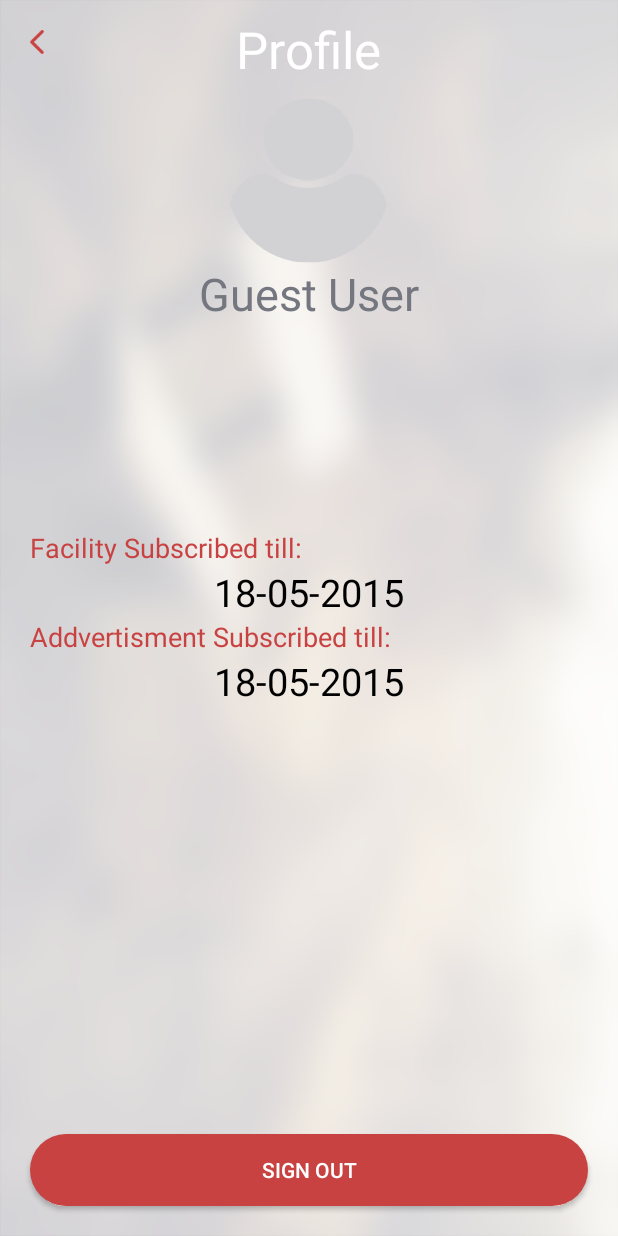
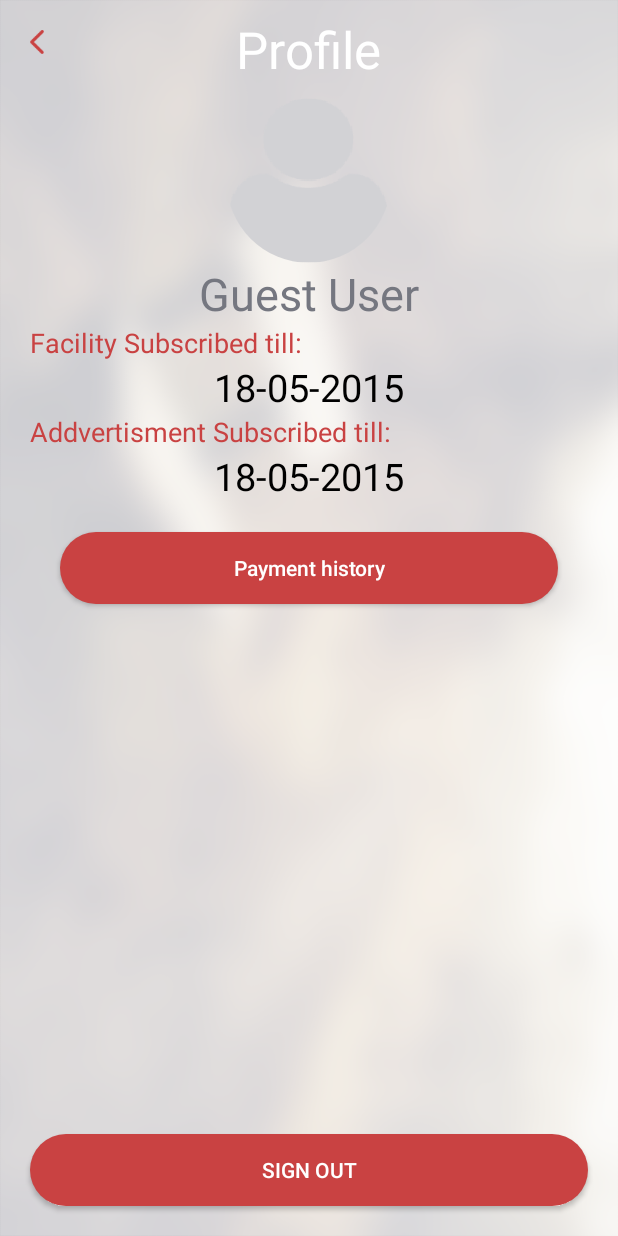
Before and after one commit to amansinghal/MusicWhistleListener, an Android app: the fragment Frag_After_Login shown on its own in the app's theme, on a phone screen of 412 x 824 dp. Run offline under Robolectric (Android 15) with nearby library versions, the phone set to English and light mode, and no system bars; our stand-ins replace Picasso; libraries missing offline, so code that uses them is left out: com.facebook, com.facebook.appevents, com.facebook.login; pictures from the network do not load; 7 statements that could not run were skipped.

Commit message:
pay his complete

```diff
--- a/app/src/main/java/com/music/aman/musicg/Activity_Paypal.java
+++ b/app/src/main/java/com/music/aman/musicg/Activity_Paypal.java
@@ -220,7 +220,7 @@ public class Activity_Paypal extends Activity {
 
         final APIInterface apiInterface = Utils.getAdapterWebService();
 
-        apiInterface.getUSerSubscriptionUpdate("updatefacilitySubcription", preferences.getString(MainActivity.USER_ID_KEY, ""), "15", new Callback<APIModel>() {
+        apiInterface.getUSerSubscriptionUpdate("updatefacilitySubcription", preferences.getString(MainActivity.USER_ID_KEY, ""), "15","Paypal", new Callback<APIModel>() {
             @Override
             public void success(APIModel apiModel, Response response) {
                 System.out.println(apiModel);
@@ -254,7 +254,7 @@ public class Activity_Paypal extends Activity {
 
         final APIInterface apiInterface = Utils.getAdapterWebService();
 
-        apiInterface.getUSerSubscriptionUpdate("addSubcription", preferences.getString(MainActivity.USER_ID_KEY, ""), "15", new Callback<APIModel>() {
+        apiInterface.getUSerSubscriptionUpdate("addSubcription", preferences.getString(MainActivity.USER_ID_KEY, ""), "15","Paypal", new Callback<APIModel>() {
             @Override
             public void success(APIModel apiModel, Response response) {
                 System.out.println(apiModel);
--- a/app/src/main/java/com/music/aman/musicg/Fragments/Frag_After_Login.java
+++ b/app/src/main/java/com/music/aman/musicg/Fragments/Frag_After_Login.java
@@ -35,7 +35,7 @@ public class Frag_After_Login extends Fragment implements View.OnClickListener {
     View view;
     CircularImageview profile_image;
     ProgressDialog dialog;
-    private Button logOutButton;
+    private Button logOutButton,paymentHistory;
     private CallbackManager callbackManager;
     User user;
     SharedPreferences sharedPreferences;
@@ -54,6 +54,13 @@ public class Frag_After_Login extends Fragment implements View.OnClickListener {
     }
 
     private void initUI() {
+        paymentHistory = (Button)view.findViewById(R.id.payment_history);
+        paymentHistory.setOnClickListener(new View.OnClickListener() {
+            @Override
+            public void onClick(View view) {
+                getFragmentManager().beginTransaction().add(R.id.container, new Frag_Payment_History()).addToBackStack(null).commit();
+            }
+        });
         tv_addvertisment = (TextView)view.findViewById(R.id.subscription_text);
         tv_facility = (TextView)view.findViewById(R.id.facility_text);
         tv_user_name = (TextView)view.findViewById(R.id.user_name);
--- a/app/src/main/java/com/music/aman/musicg/Models/APIInterface.java
+++ b/app/src/main/java/com/music/aman/musicg/Models/APIInterface.java
@@ -23,7 +23,7 @@ public  interface APIInterface {
 
     @FormUrlEncoded
     @POST("/index.php")
-    public void getUSerSubscriptionUpdate(@Field("tag")String tag,@Field("user_id")String user_id,@Field("price")String price,Callback<APIModel> apiModelCallback);
+    public void getUSerSubscriptionUpdate(@Field("tag")String tag,@Field("user_id")String user_id,@Field("price")String price,@Field("type")String type,Callback<APIModel> apiModelCallback);
 
     @Multipart
     @POST("/upload.php")
@@ -35,5 +35,9 @@ public  interface APIInterface {
 
     @FormUrlEncoded
     @POST("/index.php")
+    public void getPayments(@Field("tag")String tag,@Field("uid")String user_id,Callback<APIModel> apiModelCallback);
+
+    @FormUrlEncoded
+    @POST("/index.php")
     public void deleteAdds(@Field("tag")String tag,@Field("ad_id")String ad_id,Callback<APIModel> apiModelCallback);
 }
--- a/app/src/main/java/com/music/aman/musicg/Models/APIModel.java
+++ b/app/src/main/java/com/music/aman/musicg/Models/APIModel.java
@@ -24,8 +24,14 @@ public class APIModel
 
     private ArrayList<Addvertisment> addvertisment;
 
+    private ArrayList<Payments> payments;
+
     public String getReplyMsg() {
         return replyMsg;
+    }
+
+    public ArrayList<Payments> getPaymentses() {
+        return payments;
     }
 
     public ArrayList<Addvertisment> getAddvertisment() {
--- a/app/src/main/res/layout/fragment_after_login.xml
+++ b/app/src/main/res/layout/fragment_after_login.xml
@@ -47,6 +47,7 @@
         android:layout_height="wrap_content"
         android:layout_centerInParent="true"
         android:layout_marginLeft="20dp"
+        android:layout_below="@+id/user_name"
         android:layout_marginRight="20dp"
         android:orientation="vertical">
 
@@ -81,6 +82,18 @@
             android:textColor="@android:color/black"
             android:text="18-05-2015"
             android:textSize="25sp" />
+        <Button
+            android:id="@+id/payment_history"
+            android:layout_width="match_parent"
+            android:layout_height="wrap_content"
+            android:layout_alignParentBottom="true"
+            android:layout_centerHorizontal="true"
+            android:layout_gravity="center_horizontal"
+            android:layout_margin="20dp"
+            android:textAllCaps="false"
+            android:background="@drawable/bg_rectangle"
+            android:text="Payment history"
+            android:textColor="#fff" />
     </LinearLayout>
 
     <Button
```
